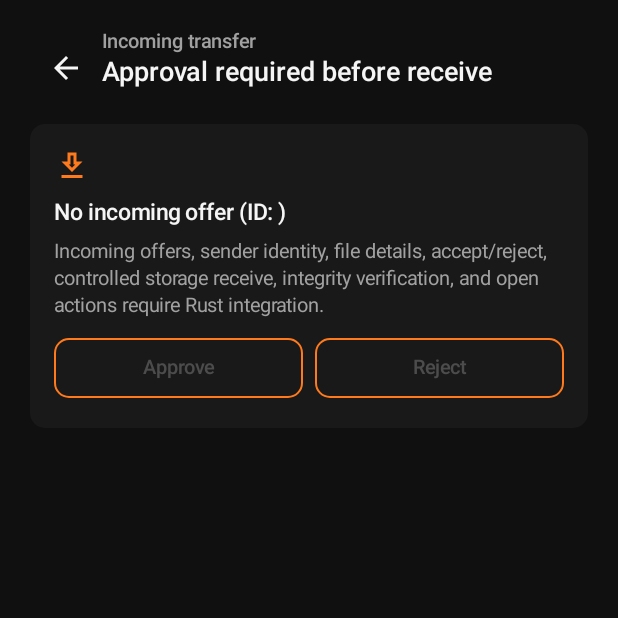
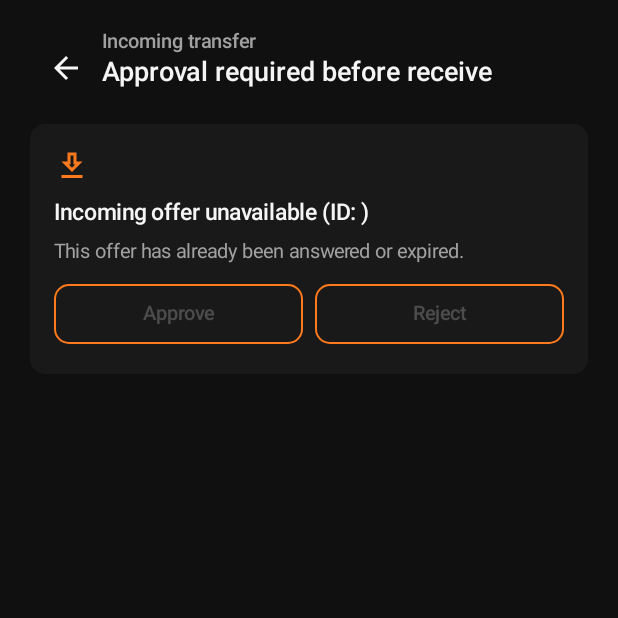
Before and after one commit to Vijayapardhu/flowww, an Android app built with Jetpack Compose: the composable IncomingTransferApprovalScreen called with empty values, on a phone screen of 412 x 824 dp, the top half of it. Run offline under Robolectric (Android 15) with nearby library versions, the phone set to English and light mode, and no system bars.

Commit message:
feat(android): add QR pairing and offer approval UI

```diff
--- a/apps/android/app/src/main/java/com/flowww/android/ui/screens/IncomingTransferApprovalScreen.kt
+++ b/apps/android/app/src/main/java/com/flowww/android/ui/screens/IncomingTransferApprovalScreen.kt
@@ -21,9 +21,16 @@ import androidx.compose.ui.unit.dp
 import com.flowww.android.ui.components.FlowwwButtonOutlined
 import com.flowww.android.ui.components.FlowwwCard
 import com.flowww.android.ui.components.FlowwwSectionHeader
+import com.flowww.android.domain.models.PendingOffer
 
 @Composable
-fun IncomingTransferApprovalScreen(transferId: String, onBack: () -> Unit, modifier: Modifier = Modifier) {
+fun IncomingTransferApprovalScreen(
+    transferId: String,
+    onBack: () -> Unit,
+    offer: PendingOffer? = null,
+    onRespond: (Boolean) -> Unit = {},
+    modifier: Modifier = Modifier
+) {
     LazyColumn(modifier = modifier.fillMaxSize().padding(20.dp), verticalArrangement = Arrangement.spacedBy(12.dp)) {
         item {
             Row(verticalAlignment = Alignment.CenterVertically) {
@@ -35,11 +42,15 @@ fun IncomingTransferApprovalScreen(transferId: String, onBack: () -> Unit, modif
             FlowwwCard {
                 Column(Modifier.padding(16.dp), verticalArrangement = Arrangement.spacedBy(10.dp)) {
                     Icon(Icons.Outlined.Download, contentDescription = null, tint = Color(0xFFFF7A1D))
-                    Text("No incoming offer (ID: $transferId)", style = MaterialTheme.typography.titleSmall, color = Color(0xFFF5F5F5))
-                    Text("Incoming offers, sender identity, file details, accept/reject, controlled storage receive, integrity verification, and open actions require Rust integration.", color = Color(0xFFA1A1A1), style = MaterialTheme.typography.bodySmall)
+                    Text(offer?.contentName ?: "Incoming offer unavailable (ID: $transferId)", style = MaterialTheme.typography.titleSmall, color = Color(0xFFF5F5F5))
+                    Text(
+                        offer?.let { "From ${it.sourceName} · ${it.size} bytes · ${it.mimeType}" }
+                            ?: "This offer has already been answered or expired.",
+                        color = Color(0xFFA1A1A1), style = MaterialTheme.typography.bodySmall
+                    )
                     Row(horizontalArrangement = Arrangement.spacedBy(8.dp)) {
-                        FlowwwButtonOutlined(onClick = {}, enabled = false, modifier = Modifier.weight(1f)) { Text("Approve", maxLines = 1) }
-                        FlowwwButtonOutlined(onClick = {}, enabled = false, modifier = Modifier.weight(1f)) { Text("Reject", maxLines = 1) }
+                        FlowwwButtonOutlined(onClick = { onRespond(true) }, enabled = offer != null, modifier = Modifier.weight(1f)) { Text("Approve", maxLines = 1) }
+                        FlowwwButtonOutlined(onClick = { onRespond(false) }, enabled = offer != null, modifier = Modifier.weight(1f)) { Text("Reject", maxLines = 1) }
                     }
                 }
             }
```
Also changed, not shown: apps/android/app/src/main/java/com/flowww/android/ui/MainActivity.kt (+13 -1 lines), apps/android/app/src/main/java/com/flowww/android/ui/components/QrScannerView.kt (added, +54 -0 lines), apps/android/app/src/main/java/com/flowww/android/ui/screens/PairingScreen.kt (+19 -5 lines).
